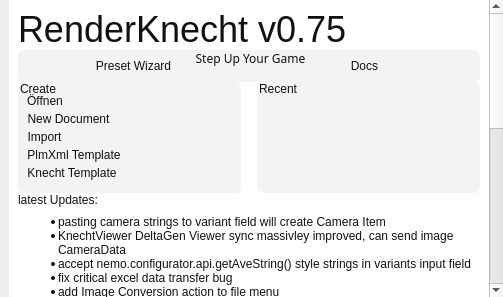
This is ui/knecht_welcome.ui in tappi287/RenderKnecht2 as Qt 5 draws it before an edit. The edited form follows.
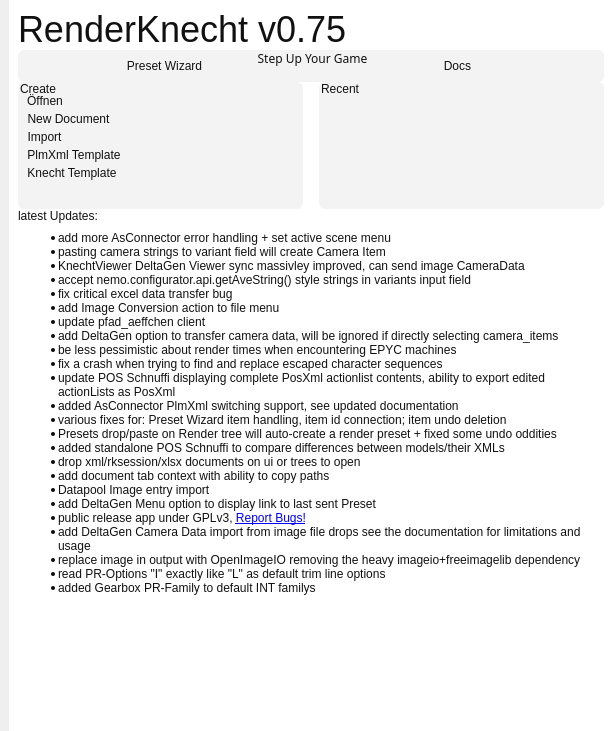
This is the edited form. Icons and pictures are not drawn.

Commit message: implement active scene switch via AsConnector; refactor excel class

```diff
--- a/ui/knecht_welcome.ui
+++ b/ui/knecht_welcome.ui
@@ -6,8 +6,8 @@
    <rect>
     <x>0</x>
     <y>0</y>
-    <width>503</width>
-    <height>297</height>
+    <width>613</width>
+    <height>731</height>
    </rect>
   </property>
   <property name="windowTitle">
@@ -48,8 +48,8 @@
        <rect>
         <x>0</x>
         <y>0</y>
-        <width>481</width>
-        <height>630</height>
+        <width>604</width>
+        <height>731</height>
        </rect>
       </property>
       <property name="styleSheet">
@@ -440,6 +440,7 @@
               </property>
               <property name="text">
                <string>&lt;ul&gt;
+&lt;li&gt;add more AsConnector error handling + set active scene menu&lt;/li&gt;
 &lt;li&gt;pasting camera strings to variant field will create Camera Item&lt;/li&gt;
 &lt;li&gt;KnechtViewer DeltaGen Viewer sync massivley improved, can send image CameraData&lt;/li&gt;
 &lt;li&gt;accept nemo.configurator.api.getAveString() style strings in variants input field&lt;/li&gt;
```
The commit also changes 20 other files.
